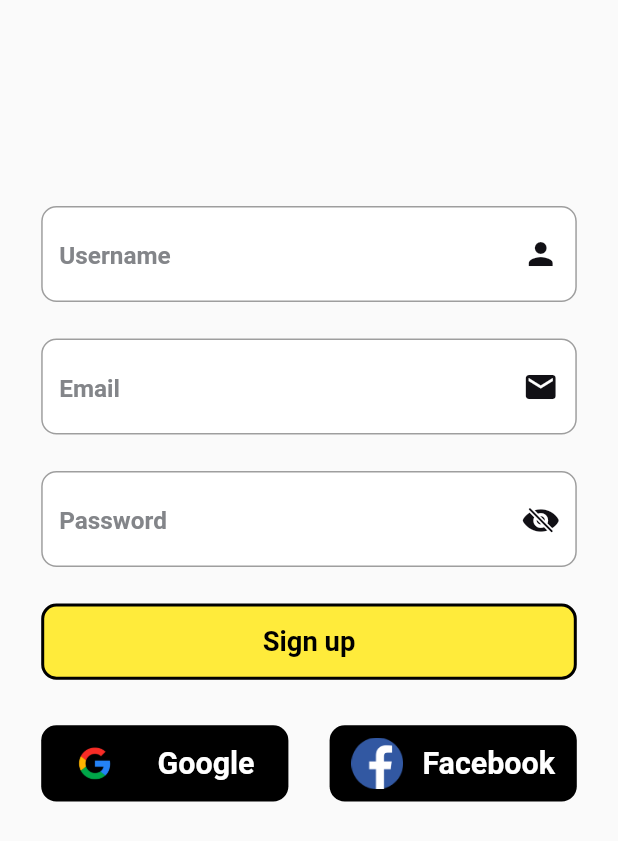
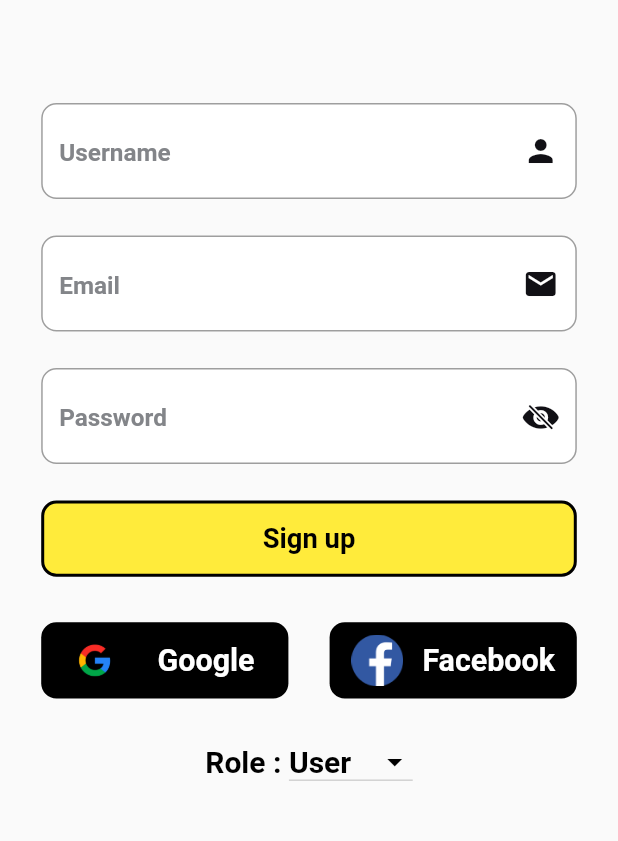
Before and after one commit to MMS0409/ecommerce_app, a Flutter app: the SignUpScreen widget shown alone on an empty page, opened directly with empty values, on a phone screen of 412 x 824 dp. Shown: the top 841 px of the screen. Run offline on Flutter 3.47's test engine with Material 2 defaults, Android fonts, the phone set to English and light mode, and no system bars; drawn by our look-alikes of zoom_tap_animation; our stand-ins replace cloud_firestore, firebase_auth, firebase_core, firebase_storage, flutter_screenutil, google_sign_in and 1 more; accounts and stored records are empty; network calls fail; Roboto replaces fonts that are missing (Montserrat); statements that could not run were skipped; project files that could hold a hidden picture were left out.

```diff
--- a/lib/ui/auth/pages/signup_page.dart
+++ b/lib/ui/auth/pages/signup_page.dart
@@ -7,11 +7,22 @@ import '../widgets/global_button.dart';
 import '../widgets/global_text_fields.dart';
 import '../widgets/loginWith.dart';
 
-class SignUpScreen extends StatelessWidget {
+class SignUpScreen extends StatefulWidget {
   const SignUpScreen({super.key, required this.onChanged});
 
   final VoidCallback onChanged;
 
+  @override
+  State<SignUpScreen> createState() => _SignUpScreenState();
+}
+
+class _SignUpScreenState extends State<SignUpScreen> {
+  var options = [
+    'User',
+    'Admin',
+  ];
+  var _currentItemSelected = "User";
+  var role = "User";
   @override
   Widget build(BuildContext context) {
     return ListView(
@@ -20,13 +31,14 @@ class SignUpScreen extends StatelessWidget {
           padding: EdgeInsets.symmetric(horizontal: 25.w),
           child: Column(
             children: [
-              SizedBox(height: MediaQuery.of(context).size.height / 6),
+              SizedBox(height: MediaQuery.of(context).size.height / 12),
               GlobalTextField(
                 hintText: "Username",
                 keyboardType: TextInputType.emailAddress,
                 textInputAction: TextInputAction.next,
                 textAlign: TextAlign.start,
-                controller: context.read<AuthProvider>().userNameController, icon: Icons.person,
+                controller: context.read<AuthProvider>().userNameController,
+                icon: Icons.person,
               ),
               SizedBox(
                 height: 24.h,
@@ -36,7 +48,8 @@ class SignUpScreen extends StatelessWidget {
                 keyboardType: TextInputType.emailAddress,
                 textInputAction: TextInputAction.next,
                 textAlign: TextAlign.start,
-                controller: context.read<AuthProvider>().emailController, icon: Icons.email,
+                controller: context.read<AuthProvider>().emailController,
+                icon: Icons.email,
               ),
               SizedBox(height: 24.h),
               GlobalTextField(
@@ -45,22 +58,79 @@ class SignUpScreen extends StatelessWidget {
                 textInputAction: TextInputAction.done,
                 textAlign: TextAlign.start,
                 obscureText: true,
-                controller: context.read<AuthProvider>().passwordController, icon: Icons.person,
+                controller: context.read<AuthProvider>().passwordController,
+                icon: Icons.person,
               ),
               SizedBox(height: 24.h),
-              GlobalButton(title: "Sign up", onTap: () {
-                context.read<AuthProvider>().signUpUser(context);
-              }),
-              SizedBox(height: 30.h,),
+              GlobalButton(
+                  title: "Sign up",
+                  onTap: () {
+                    context.read<AuthProvider>().signUpUser(context);
+                    context.read<AuthProvider>().signtoFiree(context);
+                  }),
+              SizedBox(
+                height: 30.h,
+              ),
               Row(
                 mainAxisAlignment: MainAxisAlignment.spaceBetween,
                 children: [
-                  LoginWith(title: 'Google', image: AppImages.google, voidCallback: () {
-                    context.read<AuthProvider>().signInWithGoogle(context);
-                  },),
-                  LoginWith(title: 'Facebook', image: AppImages.facebook, voidCallback: () {},),
+                  LoginWith(
+                    title: 'Google',
+                    image: AppImages.google,
+                    voidCallback: () {
+                      context.read<AuthProvider>().signInWithGoogle(context);
+                    },
+                  ),
+                  LoginWith(
+                    title: 'Facebook',
+                    image: AppImages.facebook,
+                    voidCallback: () {},
+                  ),
                 ],
-              )
+              ),
+              SizedBox(
+                height: 30.h,
+              ),
+              Row(
+                mainAxisAlignment: MainAxisAlignment.center,
+                children: [
+                  const Text(
+                    "Role : ",
+                    style: TextStyle(
+                      fontSize: 20,
+                      fontWeight: FontWeight.bold,
+                      color: Colors.black,
+                    ),
+                  ),
+                  DropdownButton<String>(
+                    dropdownColor: Colors.white,
+                    isDense: true,
+                    isExpanded: false,
+                    iconEnabledColor: Colors.black,
+                    focusColor: Colors.black,
+                    items: options.map((String item) {
+                      return DropdownMenuItem<String>(
+                        value: item,
+                        child: Text(
+                          item,
+                          style: const TextStyle(
+                            color: Colors.black,
+                            fontWeight: FontWeight.bold,
+                            fontSize: 20,
+                          ),
+                        ),
+                      );
+                    }).toList(),
+                    onChanged: (newValueSelected) {
+                      setState(() {
+                        _currentItemSelected = newValueSelected!;
+                        context.read<AuthProvider>().role = newValueSelected;
+                      });
+                    },
+                    value: _currentItemSelected,
+                  ),
+                ],
+              ),
             ],
           ),
         ),
```
Also changed, not shown: lib/data/firebase/auth_service.dart (+22 -0 lines), lib/providers/auth_provider.dart (+53 -4 lines).
